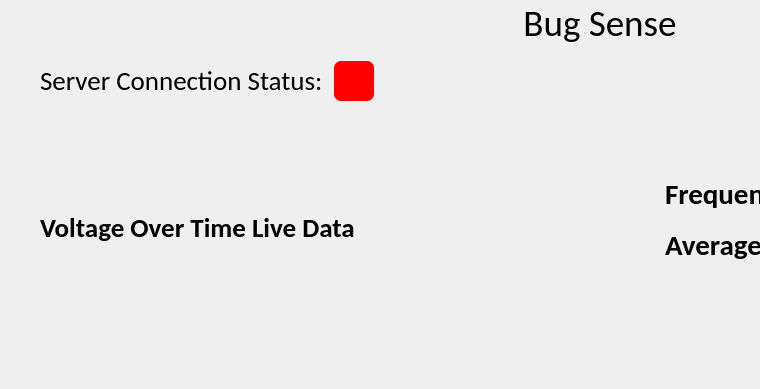
biirdrat/bug-sense, file ui-interface/src/main_window.ui: the form before one commit; both pictures show x 0 to 760 and y 0 to 389 of the 1200 by 800 pixel window.
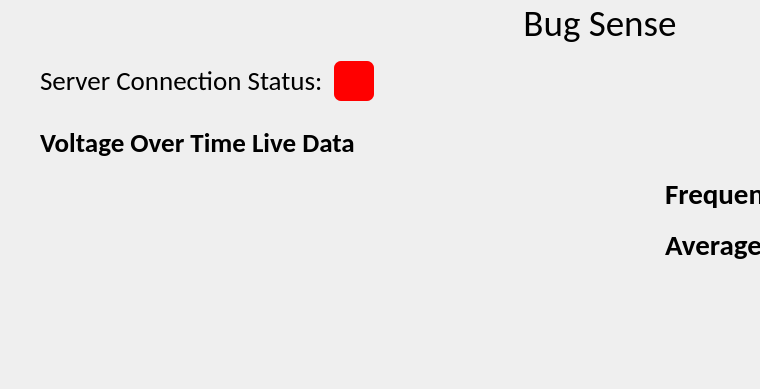
The form after the commit.

Diff of the .ui file:
```diff
--- a/ui-interface/src/main_window.ui
+++ b/ui-interface/src/main_window.ui
@@ -160,19 +160,6 @@
          <property name="spacing">
           <number>0</number>
          </property>
-         <item row="3" column="0">
-          <spacer name="verticalSpacer_2">
-           <property name="orientation">
-            <enum>Qt::Vertical</enum>
-           </property>
-           <property name="sizeHint" stdset="0">
-            <size>
-             <width>20</width>
-             <height>40</height>
-            </size>
-           </property>
-          </spacer>
-         </item>
          <item row="1" column="0">
           <widget class="QFrame" name="section2_frame">
            <property name="sizePolicy">
@@ -273,6 +260,19 @@
                  </property>
                 </widget>
                </item>
+               <item row="2" column="0">
+                <spacer name="verticalSpacer_3">
+                 <property name="orientation">
+                  <enum>Qt::Vertical</enum>
+                 </property>
+                 <property name="sizeHint" stdset="0">
+                  <size>
+                   <width>20</width>
+                   <height>40</height>
+                  </size>
+                 </property>
+                </spacer>
+               </item>
               </layout>
              </widget>
             </item>
```
Left out of the diff: 2 changed lines with no effect on the pictures.
